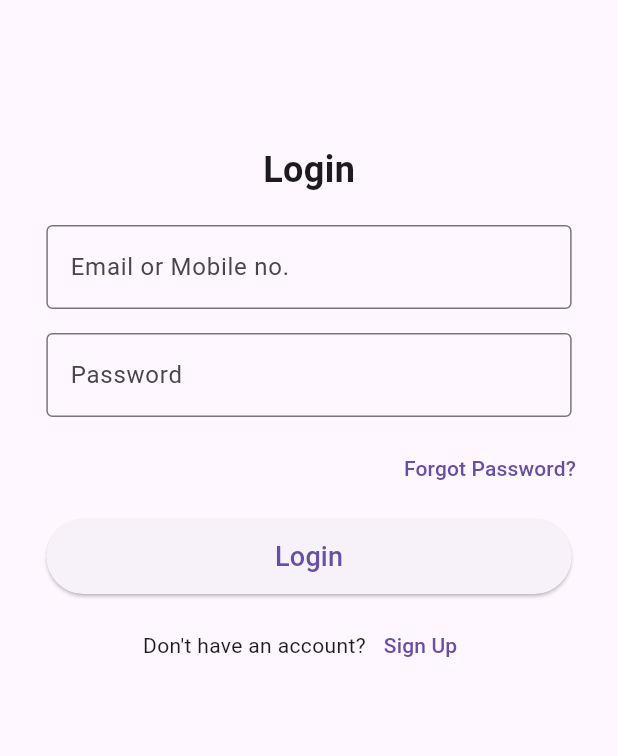
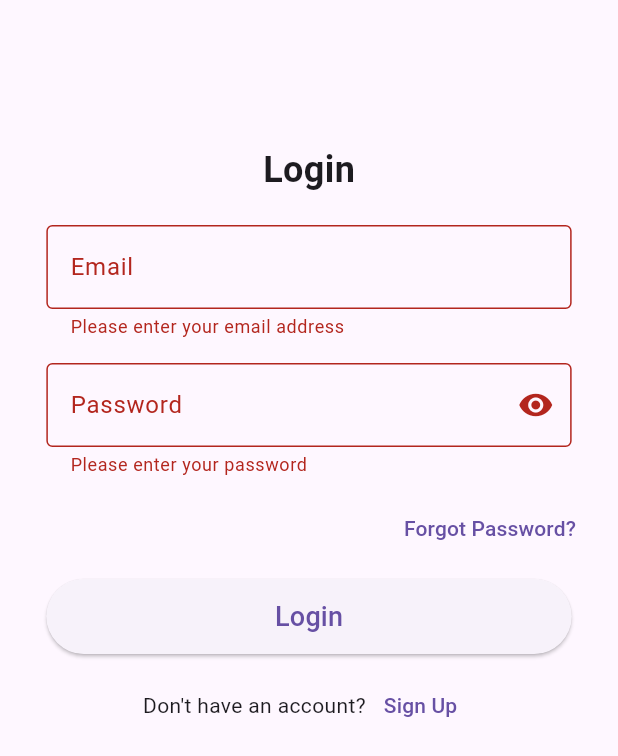
Before and after one commit to darshanvaru/KrushiSetu, a Flutter app: the screen it shows after launch, after a tap on "Login", on a phone screen of 412 x 824 dp. Shown: the top 756 px of the screen. Run offline on Flutter 3.47's test engine with Material 3 defaults, Android fonts, the phone set to English and light mode, and no system bars; our stand-ins replace flutter_dotenv; network calls fail.

Commit message:
Solved warnings, and some other changes

```diff
--- a/lib/screens/home.dart
+++ b/lib/screens/home.dart
@@ -6,9 +6,27 @@ import '../demo.dart';
 import '../widgets/category_button.dart';
 import '../widgets/farmer_avater.dart';
 import '../widgets/product_card.dart';
-import '../services/product_service.dart'; // Import the service
 import '../models/product.dart';
 import 'marketplace.dart';
+import 'dart:convert';
+import 'package:flutter_dotenv/flutter_dotenv.dart';
+import 'package:http/http.dart' as http;
+
+Future<List<Product>> fetchProducts() async {
+  await dotenv.load(fileName: "assets/.env");
+  String apiUrl =  dotenv.env['API_URL']!;
+
+  final response = await http.get(Uri.parse("$apiUrl/products"));
+
+  if (response.statusCode == 200) {
+    final jsonResponse = jsonDecode(response.body) as Map<String, dynamic>;
+
+    final List<dynamic> productsJson = (jsonResponse['data']['docs'] as List<dynamic>?) ?? [];
+    return productsJson.map((json) => Product.fromJson(json as Map<String, dynamic>)).toList();
+  } else {
+    throw Exception('Failed to load products');
+  }
+}
 
 class HomeScreen extends StatefulWidget {
   const HomeScreen({super.key});
@@ -21,9 +39,25 @@ class _HomeScreenState extends State<HomeScreen> {
   bool isOpen = false;
   final FocusNode _searchFocusNode = FocusNode();
   bool _isSearchBarVisible = false;
-  final TextEditingController _searchController = TextEditingController();
+  final TextEditingController _searchController = TextEditingController(); //for search bar
+  Future<List<Product>>? _productsFuture; // Store the future
 
   int _selectedIndex = 0;
+
+  @override
+  void initState() {
+    super.initState();
+
+    // Fetch products once when the widget is initialized
+    _productsFuture = fetchProducts(); // Call the API only once
+    _searchFocusNode.addListener(() {
+      if (!_searchFocusNode.hasFocus) {
+        setState(() {
+          _isSearchBarVisible = false;
+        });
+      }
+    });
+  }
 
   void _onNavBarTapped(int index) {
     setState(() {
@@ -32,14 +66,11 @@ class _HomeScreenState extends State<HomeScreen> {
 
     switch (index) {
       case 0:
-      // Handle Home
         break;
       case 1:
-      // Handle Orders
         Navigator.push(context, MaterialPageRoute(builder: (context) => const Demo()));
         break;
       case 2:
-      // Handle Add Button
         if (!isOpen) {
           Navigator.push(context, MaterialPageRoute(builder: (context) => const SellerDashboard()));
         } else {
@@ -48,26 +79,12 @@ class _HomeScreenState extends State<HomeScreen> {
         isOpen = !isOpen;
         break;
       case 3:
-      // Handle Farmers
         Navigator.push(context, MaterialPageRoute(builder: (context) => const Demo()));
         break;
       case 4:
-      // Handle Cart
         Navigator.push(context, MaterialPageRoute(builder: (context) => const Demo()));
         break;
     }
-  }
-
-  @override
-  void initState() {
-    super.initState();
-    _searchFocusNode.addListener(() {
-      if (!_searchFocusNode.hasFocus) {
-        setState(() {
-          _isSearchBarVisible = false;
-        });
-      }
-    });
   }
 
   void _toggleSearchBar() {
@@ -85,13 +102,6 @@ class _HomeScreenState extends State<HomeScreen> {
     Navigator.push(
       context,
       MaterialPageRoute(builder: (context) => const Marketplace()),
-    );
-  }
-
-  void _logout() {
-    Navigator.push(
-      context,
-      MaterialPageRoute(builder: (context) => const LoginScreen()),
     );
   }
 
@@ -115,7 +125,10 @@ class _HomeScreenState extends State<HomeScreen> {
           PopupMenuButton<String>(
             onSelected: (value) {
               if (value == 'logout') {
-                _logout();
+                Navigator.push(
+                  context,
+                  MaterialPageRoute(builder: (context) => const LoginScreen()),
+                );
               }
             },
             itemBuilder: (context) => [
@@ -167,7 +180,7 @@ class _HomeScreenState extends State<HomeScreen> {
             bottom: MediaQuery.of(context).viewInsets.bottom,
           ),
           child: FutureBuilder<List<Product>>(
-            future: fetchProducts(),
+            future: _productsFuture,
             builder: (context, snapshot) {
               if (snapshot.connectionState == ConnectionState.waiting) {
                 return const Center(child: CircularProgressIndicator());
--- a/lib/screens/login.dart
+++ b/lib/screens/login.dart
@@ -14,13 +14,20 @@ class LoginScreen extends StatefulWidget {
 }
 
 class _LoginScreenState extends State<LoginScreen> {
-  final TextEditingController _emailOrMobileController = TextEditingController();
+  final TextEditingController _emailController = TextEditingController();
   final TextEditingController _passwordController = TextEditingController();
+  final _formKey = GlobalKey<FormState>();
+
+  bool _obscurePassword = true;  // controls the visibility of the password
+  String? _errorMessage;  // Store error message if login fails
 
   Future<void> _login() async {
+    if (_formKey.currentState?.validate() == false) {
+      return; // Stop the login attempt if validation fails
+    }
     await dotenv.load(fileName: "assets/.env");
     final apiUrl = dotenv.env['API_URL'];
-    final emailOrMobile = _emailOrMobileController.text;
+    final email = _emailController.text;
     final password = _passwordController.text;
 
     final response = await http.post(
@@ -29,17 +36,10 @@ class _LoginScreenState extends State<LoginScreen> {
         'Content-Type': 'application/json; charset=UTF-8',
       },
       body: jsonEncode(<String, String>{
-        'email': emailOrMobile,
+        'email': email,
         'password': password,
       }),
     );
-
-    print('-------------------------------------------------');
-    print('-------------------------------------------------');
-    print('${response.statusCode}');
-    print('${response.body}');
-    print('-------------------------------------------------');
-    print('-------------------------------------------------');
 
     if (response.statusCode == 200) {
       final responseBody = jsonDecode(response.body);
@@ -47,11 +47,6 @@ class _LoginScreenState extends State<LoginScreen> {
       //global data updation
       global.Globals.uid = responseBody['data']['user']['id'];
       global.Globals.token = responseBody['token'];
-      // print('-------------------------------------------------');
-      // print('-------------------------------------------------');
-      // print('${responseBody}');
-      // print('-------------------------------------------------');
-      // print('-------------------------------------------------');
 
       if (!mounted) return;
       ScaffoldMessenger.of(context).showSnackBar(
@@ -64,11 +59,13 @@ class _LoginScreenState extends State<LoginScreen> {
       );
     } else {
       final errorResponse = jsonDecode(response.body);
-      final errorMessage = errorResponse['message'] ?? 'Login Failed';
+      setState(() {
+        _errorMessage = errorResponse['message'] ?? 'Login Failed';
+      });
 
       if (!mounted) return;
       ScaffoldMessenger.of(context).showSnackBar(
-        SnackBar(content: Text(errorMessage)),
+        SnackBar(content: Text(_errorMessage!)),
       );
     }
   }
@@ -81,6 +78,8 @@ class _LoginScreenState extends State<LoginScreen> {
       body: SingleChildScrollView(
         child: Padding(
           padding: const EdgeInsets.all(16),
+          child: Form(
+            key: _formKey,
             child: Column(
               crossAxisAlignment: CrossAxisAlignment.center,
               children: [
@@ -91,38 +90,67 @@ class _LoginScreenState extends State<LoginScreen> {
                 ),
                 const SizedBox(height: 20),
 
-              // Email or Mobile no. input
+                // Email input
                 SizedBox(
                   width: screenWidth * 0.85,
                   child: TextFormField(
-                  controller: _emailOrMobileController,
+                    controller: _emailController,
                     decoration: const InputDecoration(
-                    labelText: 'Email or Mobile no.',
+                      labelText: 'Email',
                       border: OutlineInputBorder(),
                     ),
                     keyboardType: TextInputType.emailAddress,
+                    validator: (value) {
+                      if (value == null || value.isEmpty) {
+                        return 'Please enter your email address';
+                      }
+                      return null;
+                    },
                   ),
                 ),
                 const SizedBox(height: 16),
 
-              // Password input
+                // Password input with show/hide password
                 SizedBox(
                   width: screenWidth * 0.85,
                   child: TextFormField(
                     controller: _passwordController,
-                  decoration: const InputDecoration(
+                    obscureText: _obscurePassword,
+                    decoration: InputDecoration(
                       labelText: 'Password',
-                    border: OutlineInputBorder(),
+                      border: const OutlineInputBorder(),
+                      suffixIcon: IconButton(
+                        icon: Icon(
+                          _obscurePassword ? Icons.visibility : Icons.visibility_off,
                         ),
-                  obscureText: true,
+                        onPressed: () {
+                          setState(() {
+                            _obscurePassword = !_obscurePassword;
+                          });
+                        },
+                      ),
+                    ),
+                    validator: (value) {
+                      if (value == null || value.isEmpty) {
+                        return 'Please enter your password';
+                      }
+                      return null;
+                    },
+                  ),
+                ),
+                const SizedBox(height: 10),
+
+                // Error Message (UI update if login fails)
+                if (_errorMessage != null)
+                  Padding(
+                    padding: const EdgeInsets.symmetric(vertical: 8.0),
+                    child: Text(
+                      _errorMessage!,
+                      style: const TextStyle(color: Colors.red),
                     ),
                   ),
 
                 // Forgot password
-              const Align(
-                alignment: Alignment.centerRight,
-                child: SizedBox(height: 10),
-              ),
                 Align(
                   alignment: Alignment.centerRight,
                   child: TextButton(
@@ -133,12 +161,13 @@ class _LoginScreenState extends State<LoginScreen> {
                   ),
                 ),
                 const SizedBox(height: 10),
+
+                // Login button
                 SizedBox(
                   width: screenWidth * 0.85,
                   child: Column(
                     crossAxisAlignment: CrossAxisAlignment.stretch,
                     children: [
-                    // Login button
                       ElevatedButton(
                         onPressed: _login,
                         style: ElevatedButton.styleFrom(
@@ -169,6 +198,7 @@ class _LoginScreenState extends State<LoginScreen> {
             ),
           ),
         ),
+      ),
     );
   }
 }
--- a/lib/services/product_service.dart
+++ /dev/null
@@ -1,22 +0,0 @@
-import 'dart:convert';
-import 'package:flutter_dotenv/flutter_dotenv.dart';
-import 'package:http/http.dart' as http;
-import '../models/product.dart';
-
-Future<List<Product>> fetchProducts() async {
-
-  await dotenv.load(fileName: "assets/.env");
-  String apiUrl =  dotenv.env['API_URL']!;
-
-  final response = await http.get(Uri.parse("$apiUrl/products"));
-
-  if (response.statusCode == 200) {
-    final jsonResponse = jsonDecode(response.body) as Map<String, dynamic>;
-
-    // Extract the list of products from the 'data' -> 'docs' field
-    final List<dynamic> productsJson = (jsonResponse['data']['docs'] as List<dynamic>?) ?? [];
-    return productsJson.map((json) => Product.fromJson(json as Map<String, dynamic>)).toList();
-  } else {
-    throw Exception('Failed to load products');
-  }
-}
```
Also changed, not shown: 1 other file. Lines whose indentation alone changed are shown as unchanged.
